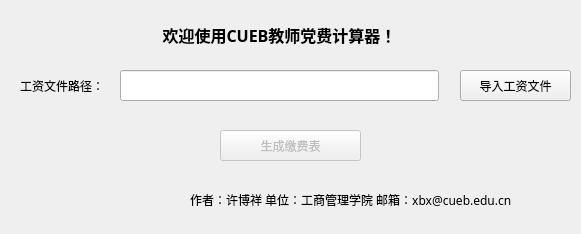
This is party_dues_gui_hd.ui in xbxstukov/cuebpartydues as Qt 5 draws it before an edit. The edited form follows.
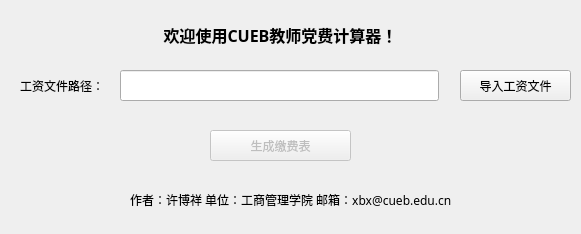
This is the edited form. Icons and pictures are not drawn.

Commit message: ui re-adjust

Patch:
```diff
--- a/party_dues_gui_hd.ui
+++ b/party_dues_gui_hd.ui
@@ -27,7 +27,7 @@
     </property>
     <property name="geometry">
      <rect>
-      <x>220</x>
+      <x>210</x>
       <y>130</y>
       <width>141</width>
       <height>31</height>
@@ -54,9 +54,9 @@
    <widget class="QLabel" name="aboutLabel">
     <property name="geometry">
      <rect>
-      <x>190</x>
+      <x>130</x>
       <y>180</y>
-      <width>361</width>
+      <width>321</width>
       <height>39</height>
      </rect>
     </property>
@@ -123,9 +123,9 @@
    <widget class="QLabel" name="welcomeLabel">
     <property name="geometry">
      <rect>
-      <x>20</x>
+      <x>160</x>
       <y>10</y>
-      <width>519</width>
+      <width>241</width>
       <height>49</height>
      </rect>
     </property>
```
Left out of the diff: 2 changed lines with no effect on the pictures. The commit also changes 1 other file.
